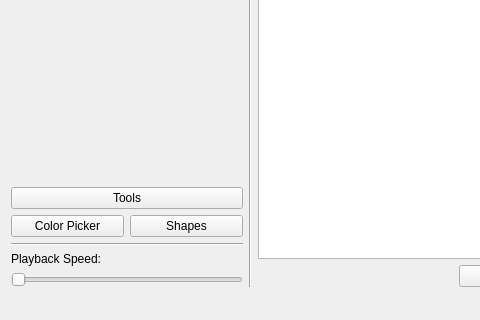
The window that A6-SpriteEditor/A6-SpriteEditor/mainwindow.ui (thePeterPan/CS3505-2016) describes before a commit, drawn with Qt 5; both pictures show x 0 to 480 and y 400 to 720 of the 1280 by 720 pixel window.
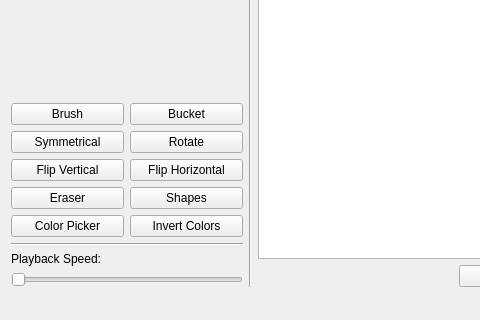
The same window after the commit. Icons and pictures are not drawn. Custom widgets are drawn as their Qt base class.

Diff of the .ui file:
```diff
--- a/A6-SpriteEditor/A6-SpriteEditor/mainwindow.ui
+++ b/A6-SpriteEditor/A6-SpriteEditor/mainwindow.ui
@@ -28,39 +28,60 @@
         <property name="sizeConstraint">
          <enum>QLayout::SetFixedSize</enum>
         </property>
-        <item row="5" column="1">
-         <widget class="QPushButton" name="shapes_pushButton">
-          <property name="text">
-           <string>Shapes</string>
-          </property>
-         </widget>
-        </item>
-        <item row="8" column="0" colspan="2">
-         <widget class="QSlider" name="playbackSpeed_horizontalSlider">
-          <property name="pageStep">
-           <number>1</number>
-          </property>
-          <property name="orientation">
-           <enum>Qt::Horizontal</enum>
-          </property>
-         </widget>
-        </item>
         <item row="7" column="0">
+         <widget class="QPushButton" name="eraserToolButton">
+          <property name="text">
+           <string>Eraser</string>
+          </property>
+         </widget>
+        </item>
+        <item row="7" column="1">
+         <widget class="QPushButton" name="shapesToolButton">
+          <property name="text">
+           <string>Shapes</string>
+          </property>
+         </widget>
+        </item>
+        <item row="9" column="1">
+         <widget class="QPushButton" name="shapes_pushButton">
+          <property name="text">
+           <string>Invert Colors</string>
+          </property>
+         </widget>
+        </item>
+        <item row="5" column="0">
+         <widget class="QPushButton" name="symToolButton">
+          <property name="text">
+           <string>Symmetrical</string>
+          </property>
+         </widget>
+        </item>
+        <item row="5" column="1">
+         <widget class="QPushButton" name="rotateToolButton">
+          <property name="text">
+           <string>Rotate</string>
+          </property>
+         </widget>
+        </item>
+        <item row="11" column="0">
          <widget class="QLabel" name="playbackSpeed_label">
           <property name="text">
            <string>Playback Speed:</string>
           </property>
          </widget>
         </item>
-        <item row="5" column="0">
+        <item row="9" column="0">
          <widget class="QPushButton" name="colorPicker_pushButton">
           <property name="text">
            <string>Color Picker</string>
           </property>
          </widget>
         </item>
-        <item row="6" column="0" colspan="2">
-         <widget class="Line" name="line_3">
+        <item row="12" column="0" colspan="2">
+         <widget class="QSlider" name="playbackSpeed_horizontalSlider">
+          <property name="pageStep">
+           <number>1</number>
+          </property>
           <property name="orientation">
            <enum>Qt::Horizontal</enum>
           </property>
@@ -79,10 +100,10 @@
           </property>
          </spacer>
         </item>
-        <item row="4" column="0" colspan="2">
-         <widget class="QPushButton" name="tools_pushButton">
-          <property name="text">
-           <string>Tools</string>
+        <item row="10" column="0" colspan="2">
+         <widget class="Line" name="line_3">
+          <property name="orientation">
+           <enum>Qt::Horizontal</enum>
           </property>
          </widget>
         </item>
@@ -122,7 +143,6 @@
             <height>40</height>
            </size>
           </property>
-          <zorder>colorWheel_widget</zorder>
          </widget>
         </item>
         <item row="2" column="0" colspan="2">
@@ -141,6 +161,34 @@
           </property>
          </widget>
         </item>
+        <item row="4" column="0">
+         <widget class="QPushButton" name="brushToolButton">
+          <property name="text">
+           <string>Brush</string>
+          </property>
+         </widget>
+        </item>
+        <item row="4" column="1">
+         <widget class="QPushButton" name="bucketToolButton">
+          <property name="text">
+           <string>Bucket</string>
+          </property>
+         </widget>
+        </item>
+        <item row="6" column="0">
+         <widget class="QPushButton" name="vertToolButton">
+          <property name="text">
+           <string>Flip Vertical</string>
+          </property>
+         </widget>
+        </item>
+        <item row="6" column="1">
+         <widget class="QPushButton" name="horizToolButton">
+          <property name="text">
+           <string>Flip Horizontal</string>
+          </property>
+         </widget>
+        </item>
        </layout>
       </item>
       <item>
@@ -317,7 +365,7 @@
      <x>0</x>
      <y>0</y>
      <width>1280</width>
-     <height>16</height>
+     <height>26</height>
     </rect>
    </property>
    <widget class="QMenu" name="menuSprite_Editor">
```
